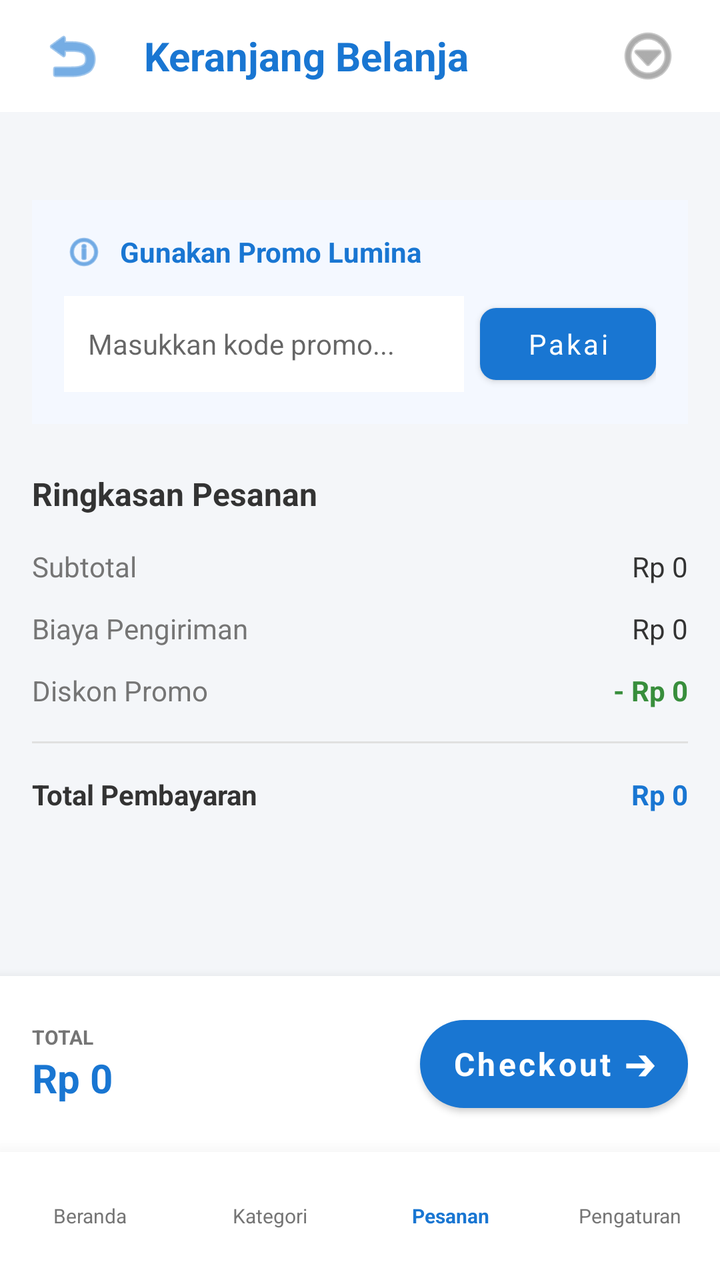
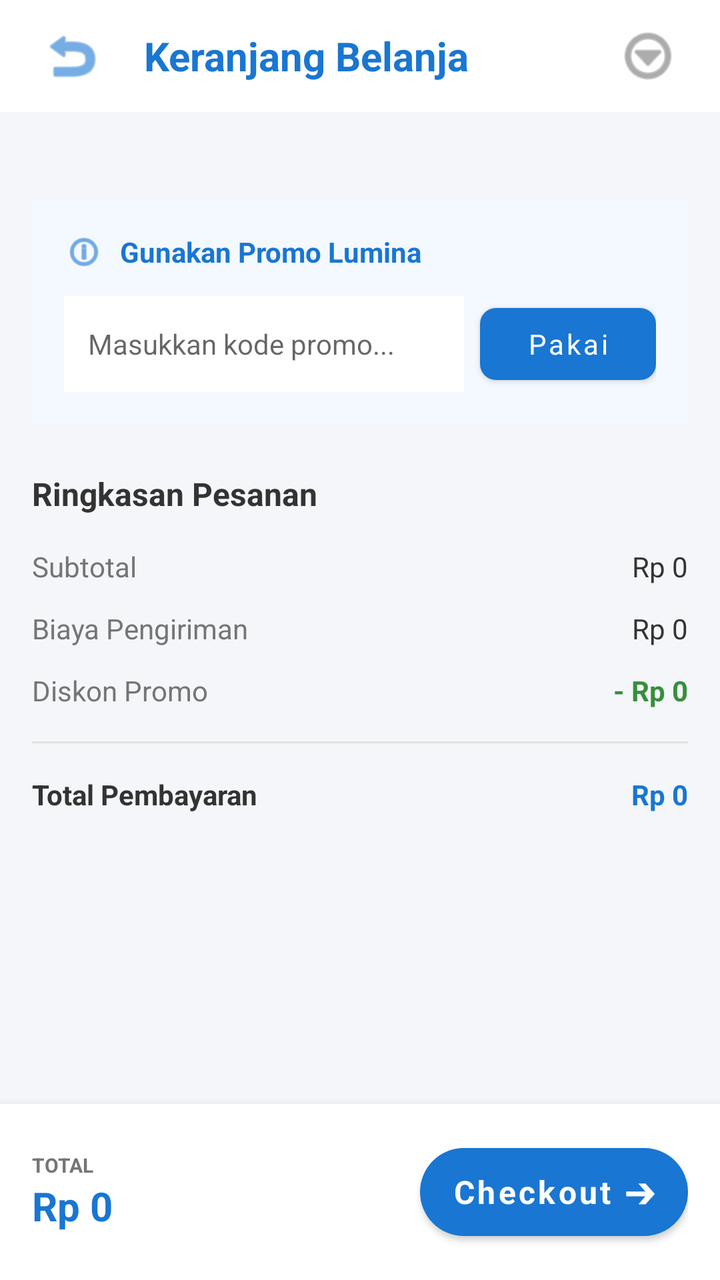

The first picture is an Android layout as it rendered before a commit; the second is the same layout after the commit. The layout source and the unified diff follow.
<!-- AndroidManifest.xml: application theme Theme.DataMart -->
<!-- res/layout/fragment_cart.xml -->
<?xml version="1.0" encoding="utf-8"?>
<androidx.constraintlayout.widget.ConstraintLayout xmlns:android="http://schemas.android.com/apk/res/android"
    xmlns:app="http://schemas.android.com/apk/res-auto"
    android:layout_width="match_parent"
    android:layout_height="match_parent"
    android:background="@color/background_light">

    <LinearLayout
        android:id="@+id/headerCart"
        android:layout_width="match_parent"
        android:layout_height="?attr/actionBarSize"
        android:gravity="center_vertical"
        android:orientation="horizontal"
        android:paddingHorizontal="16dp"
        android:background="@color/white"
        app:layout_constraintTop_toTopOf="parent">

        <ImageButton
            android:layout_width="40dp"
            android:layout_height="40dp"
            android:background="?attr/selectableItemBackgroundBorderless"
            android:src="@android:drawable/ic_menu_revert"
            app:tint="@color/lumina_blue" />

        <TextView
            android:layout_width="0dp"
            android:layout_height="wrap_content"
            android:layout_marginStart="16dp"
            android:layout_weight="1"
            android:text="Keranjang Belanja"
            android:textColor="@color/lumina_blue"
            android:textSize="20sp"
            android:textStyle="bold" />

        <ImageButton
            android:layout_width="40dp"
            android:layout_height="40dp"
            android:background="?attr/selectableItemBackgroundBorderless"
            android:src="@android:drawable/ic_menu_more"
            app:tint="@color/text_secondary" />
    </LinearLayout>

    <androidx.core.widget.NestedScrollView
        android:layout_width="match_parent"
        android:layout_height="0dp"
        android:fillViewport="true"
        android:paddingHorizontal="16dp"
        android:paddingTop="16dp"
        app:layout_constraintBottom_toTopOf="@+id/bottomCheckoutBar"
        app:layout_constraintTop_toBottomOf="@+id/headerCart">

        <LinearLayout
            android:layout_width="match_parent"
            android:layout_height="wrap_content"
            android:orientation="vertical">

            <androidx.recyclerview.widget.RecyclerView
                android:id="@+id/rvCartItems"
                android:layout_width="match_parent"
                android:layout_height="wrap_content"
                android:layout_marginBottom="12dp"
                android:nestedScrollingEnabled="false" />

            <LinearLayout
                android:layout_width="match_parent"
                android:layout_height="wrap_content"
                android:layout_marginTop="16dp"
                android:background="#F4F8FF"
                android:orientation="vertical"
                android:padding="16dp">

                <LinearLayout
                    android:layout_width="match_parent"
                    android:layout_height="wrap_content"
                    android:gravity="center_vertical"
                    android:orientation="horizontal">

                    <ImageView
                        android:layout_width="20dp"
                        android:layout_height="20dp"
                        android:src="@android:drawable/ic_menu_info_details"
                        app:tint="@color/lumina_blue" />

                    <TextView
                        android:layout_width="0dp"
                        android:layout_height="wrap_content"
                        android:layout_marginStart="8dp"
                        android:layout_weight="1"
                        android:text="Gunakan Promo Lumina"
                        android:textColor="@color/lumina_blue"
                        android:textSize="14sp"
                        android:textStyle="bold" />
                </LinearLayout>

                <LinearLayout
                    android:layout_width="match_parent"
                    android:layout_height="wrap_content"
                    android:layout_marginTop="12dp"
                    android:orientation="horizontal">

                    <EditText
                        android:layout_width="0dp"
                        android:layout_height="48dp"
                        android:layout_weight="1"
                        android:background="@color/white"
                        android:hint="Masukkan kode promo..."
                        android:paddingHorizontal="12dp"
                        android:textSize="14sp" />

                    <com.google.android.material.button.MaterialButton
                        android:layout_width="wrap_content"
                        android:layout_height="48dp"
                        android:layout_marginStart="8dp"
                        android:text="Pakai"
                        android:textAllCaps="false"
                        app:backgroundTint="@color/lumina_blue"
                        app:cornerRadius="8dp" />
                </LinearLayout>
            </LinearLayout>

            <TextView
                android:layout_width="wrap_content"
                android:layout_height="wrap_content"
                android:layout_marginTop="24dp"
                android:layout_marginBottom="16dp"
                android:text="Ringkasan Pesanan"
                android:textColor="@color/text_primary"
                android:textSize="16sp"
                android:textStyle="bold" />

            <RelativeLayout
                android:layout_width="match_parent"
                android:layout_height="wrap_content"
                android:layout_marginBottom="12dp">
                <TextView
                    android:layout_width="wrap_content"
                    android:layout_height="wrap_content"
                    android:text="Subtotal"
                    android:textColor="@color/text_secondary" />

                <TextView
                    android:id="@+id/tvSubtotalPrice"
                    android:layout_width="wrap_content"
                    android:layout_height="wrap_content"
                    android:layout_alignParentEnd="true"
                    android:text="Rp 0"
                    android:textColor="@color/text_primary" />
            </RelativeLayout>

            <RelativeLayout
                android:layout_width="match_parent"
                android:layout_height="wrap_content"
                android:layout_marginBottom="12dp">
                <TextView
                    android:layout_width="wrap_content"
                    android:layout_height="wrap_content"
                    android:text="Biaya Pengiriman"
                    android:textColor="@color/text_secondary" />
                <TextView
                    android:id="@+id/tvShippingPrice"
                    android:layout_width="wrap_content"
                    android:layout_height="wrap_content"
                    android:layout_alignParentEnd="true"
                    android:text="Rp 0"
                    android:textColor="@color/text_primary" />
            </RelativeLayout>

            <RelativeLayout
                android:layout_width="match_parent"
                android:layout_height="wrap_content"
                android:layout_marginBottom="16dp">
                <TextView
                    android:layout_width="wrap_content"
                    android:layout_height="wrap_content"
                    android:text="Diskon Promo"
                    android:textColor="@color/text_secondary" />
                <TextView
                    android:id="@+id/tvDiscountPrice"
                    android:layout_width="wrap_content"
                    android:layout_height="wrap_content"
                    android:layout_alignParentEnd="true"
                    android:text="- Rp 0"
                    android:textColor="#388E3C"
                    android:textStyle="bold" />
            </RelativeLayout>

            <View
                android:layout_width="match_parent"
                android:layout_height="1dp"
                android:layout_marginBottom="16dp"
                android:background="#E0E0E0" />

            <RelativeLayout
                android:layout_width="match_parent"
                android:layout_height="wrap_content"
                android:layout_marginBottom="32dp">
                <TextView
                    android:layout_width="wrap_content"
                    android:layout_height="wrap_content"
                    android:text="Total Pembayaran"
                    android:textColor="@color/text_primary"
                    android:textStyle="bold" />

                <TextView
                    android:id="@+id/tvTotalPaymentPrice"
                    android:layout_width="wrap_content"
                    android:layout_height="wrap_content"
                    android:layout_alignParentEnd="true"
                    android:text="Rp 0"
                    android:textColor="@color/lumina_blue"
                    android:textStyle="bold" />
            </RelativeLayout>

        </LinearLayout>
    </androidx.core.widget.NestedScrollView>

    <LinearLayout
        android:id="@+id/bottomCheckoutBar"
        android:layout_width="match_parent"
        android:layout_height="wrap_content"
        android:background="@color/white"
        android:elevation="8dp"
        android:gravity="center_vertical"
        android:orientation="horizontal"
        android:padding="16dp"
        app:layout_constraintBottom_toTopOf="@+id/bottomNavigationMock">

        <LinearLayout
            android:layout_width="0dp"
            android:layout_height="wrap_content"
            android:layout_weight="1"
            android:orientation="vertical">

            <TextView
                android:layout_width="wrap_content"
                android:layout_height="wrap_content"
                android:text="TOTAL"
                android:textColor="@color/text_secondary"
                android:textSize="10sp"
                android:textStyle="bold" />

            <TextView
                android:id="@+id/tvStickyTotalPrice"
                android:layout_width="wrap_content"
                android:layout_height="wrap_content"
                android:text="Rp 0"
                android:textColor="@color/lumina_blue"
                android:textSize="20sp"
                android:textStyle="bold" />
        </LinearLayout>

        
        <com.google.android.material.button.MaterialButton
            android:id="@+id/btnCheckout"
            android:layout_width="wrap_content"
            android:layout_height="56dp"
            android:text="Checkout ➔"
            android:textAllCaps="false"
            android:textSize="16sp"
            android:textStyle="bold"
            app:backgroundTint="@color/lumina_blue"
            app:cornerRadius="28dp" />
    </LinearLayout>

    <LinearLayout
        android:id="@+id/bottomNavigationMock"
        android:layout_width="match_parent"
        android:layout_height="64dp"
        android:background="@color/white"
        android:elevation="16dp"
        android:orientation="horizontal"
        app:layout_constraintBottom_toBottomOf="parent">

        <TextView
            android:layout_width="0dp"
            android:layout_height="match_parent"
            android:layout_weight="1"
            android:gravity="center"
            android:text="Beranda"
            android:textColor="@color/text_secondary"
            android:textSize="10sp" />
        <TextView
            android:layout_width="0dp"
            android:layout_height="match_parent"
            android:layout_weight="1"
            android:gravity="center"
            android:text="Kategori"
            android:textColor="@color/text_secondary"
            android:textSize="10sp" />
        <TextView
            android:layout_width="0dp"
            android:layout_height="match_parent"
            android:layout_weight="1"
            android:gravity="center"
            android:text="Pesanan"
            android:textColor="@color/lumina_blue"
            android:textSize="10sp"
            android:textStyle="bold" />
        <TextView
            android:layout_width="0dp"
            android:layout_height="match_parent"
            android:layout_weight="1"
            android:gravity="center"
            android:text="Pengaturan"
            android:textColor="@color/text_secondary"
            android:textSize="10sp" />
    </LinearLayout>

</androidx.constraintlayout.widget.ConstraintLayout>
<!-- resources referenced by this layout -->
<resources>
  <color name="background_light">#F4F6F9</color>
  <color name="lumina_blue">#1976D2</color>
  <color name="text_primary">#333333</color>
  <color name="text_secondary">#757575</color>
  <color name="white">#FFFFFFFF</color>
  <style name="Theme.DataMart" parent="Theme.MaterialComponents.DayNight.NoActionBar">
  
          <item name="colorPrimary">@color/colorPrimary</item>
          <item name="colorPrimaryVariant">@color/colorPrimaryDark</item>
          <item name="colorOnPrimary">@color/white</item>
  
          <item name="colorSecondary">@color/colorAccent</item>
          <item name="colorSecondaryVariant">@color/colorAccent</item>
          <item name="colorOnSecondary">@color/white</item>
  
          <item name="android:statusBarColor">@color/colorPrimaryDark</item>
  
          <item name="android:fontFamily">sans-serif</item>
      </style>
  <color name="colorPrimary">#1976D2</color>
  <color name="colorPrimaryDark">#115293</color>
  <color name="colorAccent">#FF4081</color>
</resources>

<!-- the commit's change to res/layout/fragment_cart.xml (unified diff, before → after) -->
@@ -223,33 +223,30 @@
         android:gravity="center_vertical"
         android:orientation="horizontal"
         android:padding="16dp"
-        app:layout_constraintBottom_toTopOf="@+id/bottomNavigationMock">
-
-        <LinearLayout
-            android:layout_width="0dp"
-            android:layout_height="wrap_content"
-            android:layout_weight="1"
-            android:orientation="vertical">
-
-            <TextView
-                android:layout_width="wrap_content"
-                android:layout_height="wrap_content"
-                android:text="TOTAL"
-                android:textColor="@color/text_secondary"
-                android:textSize="10sp"
-                android:textStyle="bold" />
-
-            <TextView
-                android:id="@+id/tvStickyTotalPrice"
-                android:layout_width="wrap_content"
-                android:layout_height="wrap_content"
-                android:text="Rp 0"
-                android:textColor="@color/lumina_blue"
-                android:textSize="20sp"
-                android:textStyle="bold" />
-        </LinearLayout>
-
-        
+        app:layout_constraintBottom_toBottomOf="parent"> <LinearLayout
+        android:layout_width="0dp"
+        android:layout_height="wrap_content"
+        android:layout_weight="1"
+        android:orientation="vertical">
+
+        <TextView
+            android:layout_width="wrap_content"
+            android:layout_height="wrap_content"
+            android:text="TOTAL"
+            android:textColor="@color/text_secondary"
+            android:textSize="10sp"
+            android:textStyle="bold" />
+
+        <TextView
+            android:id="@+id/tvStickyTotalPrice"
+            android:layout_width="wrap_content"
+            android:layout_height="wrap_content"
+            android:text="Rp 0"
+            android:textColor="@color/lumina_blue"
+            android:textSize="20sp"
+            android:textStyle="bold" />
+    </LinearLayout>
+
         <com.google.android.material.button.MaterialButton
             android:id="@+id/btnCheckout"
             android:layout_width="wrap_content"
@@ -262,48 +259,4 @@
             app:cornerRadius="28dp" />
     </LinearLayout>
 
-    <LinearLayout
-        android:id="@+id/bottomNavigationMock"
-        android:layout_width="match_parent"
-        android:layout_height="64dp"
-        android:background="@color/white"
-        android:elevation="16dp"
-        android:orientation="horizontal"
-        app:layout_constraintBottom_toBottomOf="parent">
-
-        <TextView
-            android:layout_width="0dp"
-            android:layout_height="match_parent"
-            android:layout_weight="1"
-            android:gravity="center"
-            android:text="Beranda"
-            android:textColor="@color/text_secondary"
-            android:textSize="10sp" />
-        <TextView
-            android:layout_width="0dp"
-            android:layout_height="match_parent"
-            android:layout_weight="1"
-            android:gravity="center"
-            android:text="Kategori"
-            android:textColor="@color/text_secondary"
-            android:textSize="10sp" />
-        <TextView
-            android:layout_width="0dp"
-            android:layout_height="match_parent"
-            android:layout_weight="1"
-            android:gravity="center"
-            android:text="Pesanan"
-            android:textColor="@color/lumina_blue"
-            android:textSize="10sp"
-            android:textStyle="bold" />
-        <TextView
-            android:layout_width="0dp"
-            android:layout_height="match_parent"
-            android:layout_weight="1"
-            android:gravity="center"
-            android:text="Pengaturan"
-            android:textColor="@color/text_secondary"
-            android:textSize="10sp" />
-    </LinearLayout>
-
 </androidx.constraintlayout.widget.ConstraintLayout>
